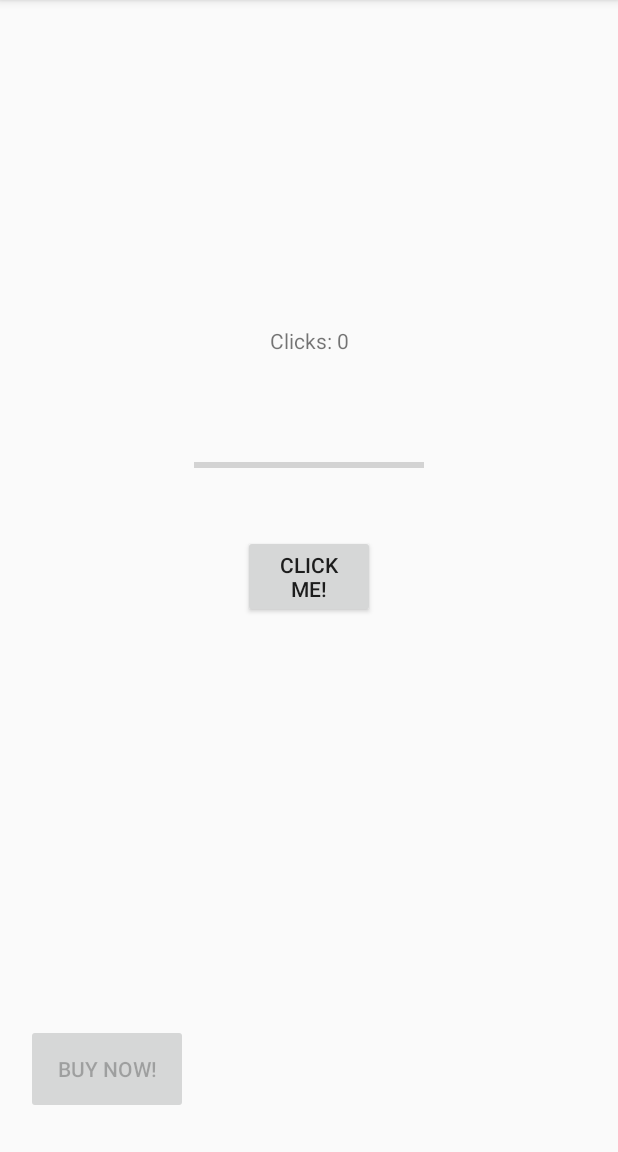
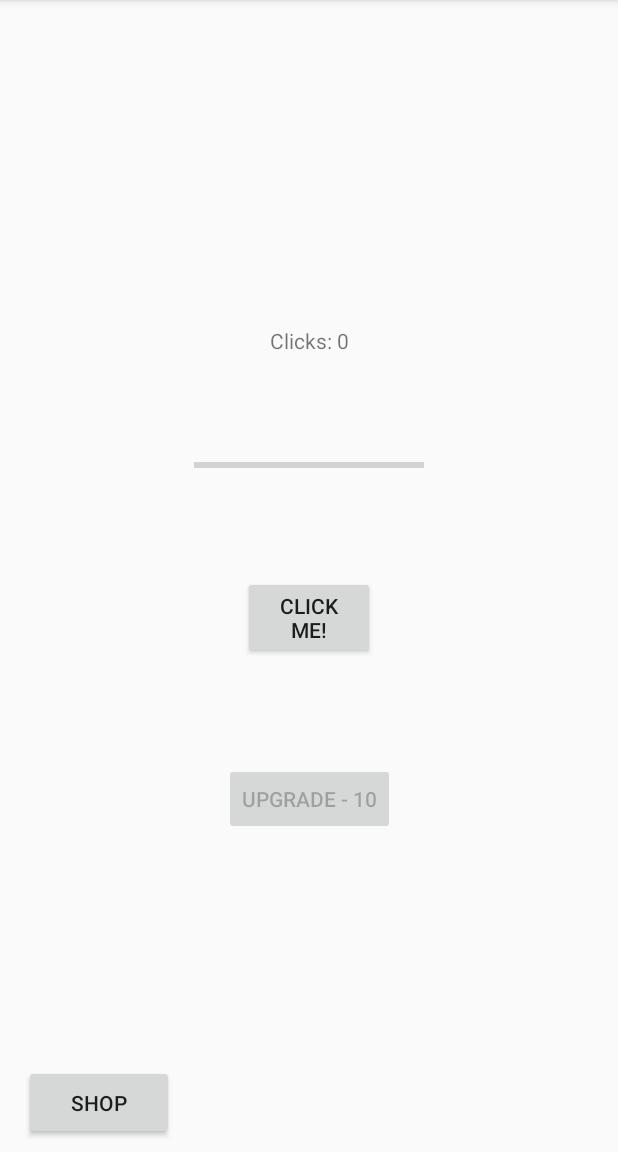
Before and after one commit to Peetie2000/AS_HelloWorld, an Android app: the screen it shows after launch (MainActivity), on a phone screen of 412 x 824 dp, the part 84-1236 px from its top. Run offline under Robolectric (Android 15) with nearby library versions, the phone set to English and light mode, and no system bars.

Commit message:
Tweede activity aan een knop gebonden

```diff
--- a/app/build.gradle
+++ b/app/build.gradle
@@ -22,6 +22,7 @@ dependencies {
     implementation fileTree(dir: 'libs', include: ['*.jar'])
     implementation 'com.android.support:appcompat-v7:26.1.0'
     implementation 'com.android.support.constraint:constraint-layout:1.0.2'
+    implementation 'com.android.support:design:26.1.0'
     testImplementation 'junit:junit:4.12'
     androidTestImplementation 'com.android.support.test:runner:1.0.1'
     androidTestImplementation 'com.android.support.test.espresso:espresso-core:3.0.1'
--- a/app/src/main/AndroidManifest.xml
+++ b/app/src/main/AndroidManifest.xml
@@ -16,6 +16,8 @@
                 <category android:name="android.intent.category.LAUNCHER" />
             </intent-filter>
         </activity>
+        <activity android:name=".MenuActivity" />
+        <activity android:name=".Activity2"></activity>
     </application>
 
 </manifest>
--- a/app/src/main/java/com/example/patrick/helloworld/MainActivity.java
+++ b/app/src/main/java/com/example/patrick/helloworld/MainActivity.java
@@ -1,5 +1,6 @@
 package com.example.patrick.helloworld;
 
+import android.content.Intent;
 import android.support.v7.app.AppCompatActivity;
 import android.os.Bundle;
 import android.view.View;
@@ -13,7 +14,7 @@ public class MainActivity extends AppCompatActivity {
     int clickValue= 1;
     boolean item1 = false;
     TextView tv_clicks;
-    Button b_clickButton, b_buyButton;
+    Button b_clickButton, b_buyButton, b_shopButton;
     ProgressBar pb_progressBar;
 
 
@@ -26,6 +27,7 @@ public class MainActivity extends AppCompatActivity {
         tv_clicks = (TextView) findViewById(R.id.clicks);
         b_clickButton = (Button) findViewById(R.id.clickButton);
         b_buyButton = (Button) findViewById(R.id.buyButton);
+        b_shopButton = (Button) findViewById(R.id.shopButton);
         pb_progressBar =(ProgressBar) findViewById(R.id.progressBar);
         pb_progressBar.setMax(100);
         pb_progressBar.setProgress(0);
@@ -63,5 +65,12 @@ public class MainActivity extends AppCompatActivity {
                 b_buyButton.setEnabled(false);
             }
         });
+
+        b_shopButton.setOnClickListener(new View.OnClickListener(){
+            @Override
+            public void onClick(View v) {
+                startActivity(new Intent(getApplicationContext(), Activity2.class));
+            }
+        });
     }
 }
--- a/app/src/main/res/layout/activity_main.xml
+++ b/app/src/main/res/layout/activity_main.xml
@@ -14,19 +14,10 @@
         app:layout_constraintBottom_toBottomOf="parent"
         app:layout_constraintEnd_toEndOf="parent"
         app:layout_constraintStart_toStartOf="parent"
-        app:layout_constraintTop_toTopOf="parent" />
+        app:layout_constraintTop_toTopOf="parent"
+        app:layout_constraintVertical_bias="0.539" />
 
-    <Button
-        android:id="@+id/buyButton"
-        android:layout_width="108dp"
-        android:layout_height="60dp"
-        android:text="@string/buyButton"
-        app:layout_constraintBottom_toBottomOf="parent"
-        app:layout_constraintEnd_toEndOf="parent"
-        app:layout_constraintHorizontal_bias="0.057"
-        app:layout_constraintStart_toStartOf="parent"
-        app:layout_constraintTop_toTopOf="parent"
-        app:layout_constraintVertical_bias="0.964" />
+
 
     <TextView
         android:id="@+id/clicks"
@@ -58,5 +49,36 @@
         app:layout_constraintTop_toTopOf="parent"
         app:layout_constraintVertical_bias="0.4" />
 
+    <Button
+        android:id="@+id/buyButton"
+        android:layout_width="wrap_content"
+        android:layout_height="wrap_content"
+        android:layout_marginBottom="8dp"
+        android:layout_marginEnd="8dp"
+        android:layout_marginStart="8dp"
+        android:layout_marginTop="8dp"
+        android:text="Upgrade - 10"
+        app:layout_constraintBottom_toBottomOf="parent"
+        app:layout_constraintEnd_toEndOf="parent"
+        app:layout_constraintStart_toStartOf="parent"
+        app:layout_constraintTop_toTopOf="parent"
+        app:layout_constraintVertical_bias="0.711" />
+
+    <Button
+        android:id="@+id/shopButton"
+        android:layout_width="100dp"
+        android:layout_height="50dp"
+        android:layout_marginBottom="8dp"
+        android:layout_marginEnd="8dp"
+        android:layout_marginStart="8dp"
+        android:layout_marginTop="8dp"
+        android:text="Shop"
+        app:layout_constraintBottom_toBottomOf="parent"
+        app:layout_constraintEnd_toEndOf="parent"
+        app:layout_constraintHorizontal_bias="0.028"
+        app:layout_constraintStart_toStartOf="parent"
+        app:layout_constraintTop_toTopOf="parent"
+        app:layout_constraintVertical_bias="1.0" />
+
 
 </android.support.constraint.ConstraintLayout>
--- /dev/null
+++ b/app/src/main/res/values/dimens.xml
@@ -0,0 +1,3 @@
+<resources>
+    <dimen name="fab_margin">16dp</dimen>
+</resources>
--- a/app/src/main/res/values/strings.xml
+++ b/app/src/main/res/values/strings.xml
@@ -3,4 +3,5 @@
     <string name="clickButton">Click me!</string>
     <string name="buyButton">Buy now!</string>
     <string name="opteller">Clicks: 0</string>
+    <string name="title_activity_2">Activity2</string>
 </resources>
```
Also changed, not shown: app/src/main/java/com/example/patrick/helloworld/Activity2.java (added, +13 -0 lines), app/src/main/res/layout/activity_2.xml (added, +9 -0 lines), app/src/main/res/values/styles.xml (+9 -0 lines).
